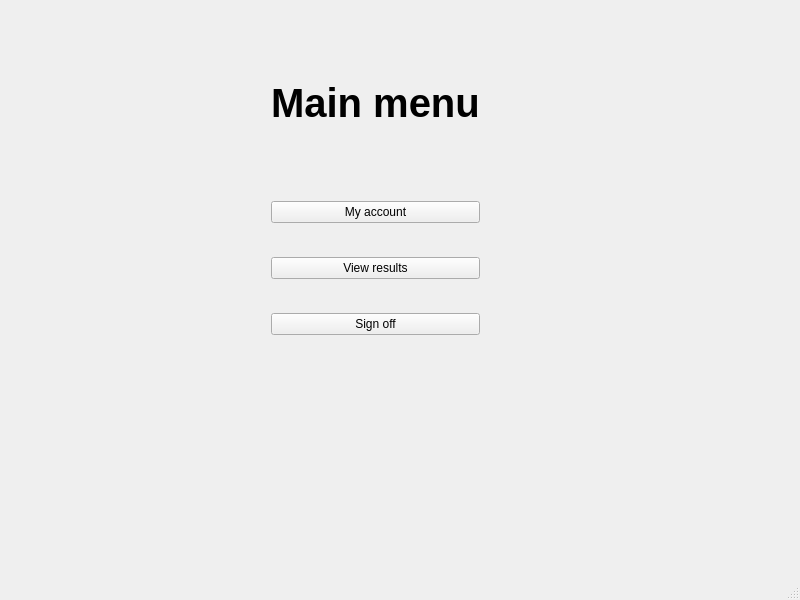
This is ui/patientmenu.ui in VojtaDC/FINAL_COVID_PROJECT as Qt 5 draws it before an edit. The edited form follows.
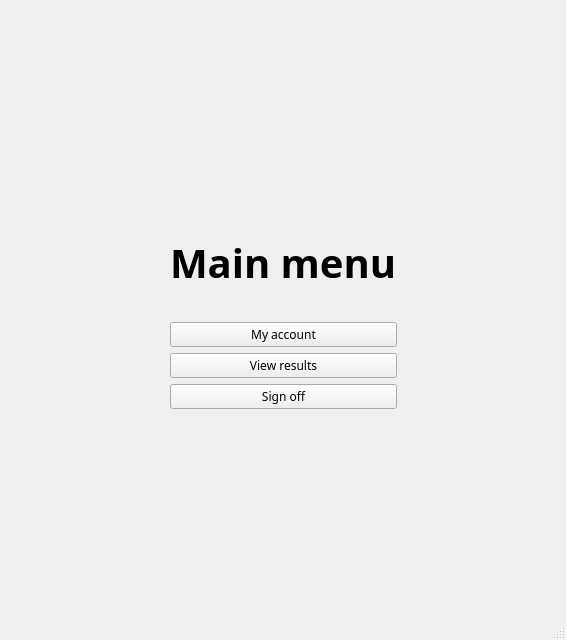
This is the edited form.

Commit message: Version 1.0 - Patient list & account info, new font, adjusted layout

What changed in the file:
```diff
--- a/ui/patientmenu.ui
+++ b/ui/patientmenu.ui
@@ -6,41 +6,23 @@
    <rect>
     <x>0</x>
     <y>0</y>
-    <width>800</width>
-    <height>600</height>
+    <width>566</width>
+    <height>640</height>
    </rect>
   </property>
+  <property name="maximumSize">
+   <size>
+    <width>10000</width>
+    <height>10000</height>
+   </size>
+  </property>
   <property name="windowTitle">
    <string>MainWindow</string>
   </property>
   <widget class="QWidget" name="centralwidget">
-   <widget class="QWidget" name="layoutWidget">
-    <property name="geometry">
-     <rect>
-      <x>12</x>
-      <y>10</y>
-      <width>756</width>
-      <height>533</height>
-     </rect>
-    </property>
-    <layout class="QGridLayout" name="gridLayout">
-     <item row="0" column="0">
-      <spacer name="horizontalSpacer">
-       <property name="orientation">
-        <enum>Qt::Horizontal</enum>
-       </property>
-       <property name="sizeHint" stdset="0">
-        <size>
-         <width>228</width>
-         <height>20</height>
-        </size>
-       </property>
-      </spacer>
-     </item>
+   <layout class="QGridLayout" name="gridLayout_2">
      <item row="0" column="1">
-      <layout class="QVBoxLayout" name="verticalLayout_2">
-       <item>
-        <spacer name="verticalSpacer_5">
+     <spacer name="verticalSpacer_2">
          <property name="orientation">
           <enum>Qt::Vertical</enum>
          </property>
@@ -52,10 +34,49 @@
          </property>
         </spacer>
        </item>
-       <item>
+    <item row="1" column="1">
+     <layout class="QGridLayout" name="gridLayout" rowstretch="1,0,0,0" columnstretch="0">
+      <item row="3" column="0">
+       <widget class="QPushButton" name="signoffButton">
+        <property name="font">
+         <font>
+          <family>Menlo</family>
+         </font>
+        </property>
+        <property name="text">
+         <string>Sign off</string>
+        </property>
+       </widget>
+      </item>
+      <item row="2" column="0">
+       <widget class="QPushButton" name="resultsButton">
+        <property name="font">
+         <font>
+          <family>Menlo</family>
+         </font>
+        </property>
+        <property name="text">
+         <string>View results</string>
+        </property>
+       </widget>
+      </item>
+      <item row="1" column="0">
+       <widget class="QPushButton" name="accountButton">
+        <property name="font">
+         <font>
+          <family>Menlo</family>
+         </font>
+        </property>
+        <property name="text">
+         <string>My account</string>
+        </property>
+       </widget>
+      </item>
+      <item row="0" column="0">
         <widget class="QLabel" name="title">
          <property name="font">
           <font>
+          <family>Menlo</family>
            <pointsize>30</pointsize>
            <weight>75</weight>
            <bold>true</bold>
@@ -66,29 +87,22 @@
          </property>
         </widget>
        </item>
-       <item>
-        <spacer name="verticalSpacer_4">
+     </layout>
+    </item>
+    <item row="1" column="0">
+     <spacer name="horizontalSpacer">
          <property name="orientation">
-          <enum>Qt::Vertical</enum>
+       <enum>Qt::Horizontal</enum>
          </property>
          <property name="sizeHint" stdset="0">
           <size>
-           <width>20</width>
-           <height>58</height>
+        <width>40</width>
+        <height>20</height>
           </size>
          </property>
         </spacer>
        </item>
-       <item>
-        <layout class="QVBoxLayout" name="verticalLayout">
-         <item>
-          <widget class="QPushButton" name="accountButton">
-           <property name="text">
-            <string>My account</string>
-           </property>
-          </widget>
-         </item>
-         <item>
+    <item row="2" column="1">
           <spacer name="verticalSpacer">
            <property name="orientation">
             <enum>Qt::Vertical</enum>
@@ -96,70 +110,25 @@
            <property name="sizeHint" stdset="0">
             <size>
              <width>20</width>
-             <height>28</height>
+        <height>40</height>
             </size>
            </property>
           </spacer>
          </item>
-         <item>
-          <widget class="QPushButton" name="resultsButton">
-           <property name="text">
-            <string>View results</string>
-           </property>
-          </widget>
-         </item>
-         <item>
-          <spacer name="verticalSpacer_2">
-           <property name="orientation">
-            <enum>Qt::Vertical</enum>
-           </property>
-           <property name="sizeHint" stdset="0">
-            <size>
-             <width>20</width>
-             <height>28</height>
-            </size>
-           </property>
-          </spacer>
-         </item>
-         <item>
-          <widget class="QPushButton" name="signoffButton">
-           <property name="text">
-            <string>Sign off</string>
-           </property>
-          </widget>
-         </item>
-        </layout>
-       </item>
-       <item>
-        <spacer name="verticalSpacer_3">
-         <property name="orientation">
-          <enum>Qt::Vertical</enum>
-         </property>
-         <property name="sizeHint" stdset="0">
-          <size>
-           <width>20</width>
-           <height>208</height>
-          </size>
-         </property>
-        </spacer>
-       </item>
-      </layout>
-     </item>
-     <item row="0" column="2">
+    <item row="1" column="2">
       <spacer name="horizontalSpacer_2">
        <property name="orientation">
         <enum>Qt::Horizontal</enum>
        </property>
        <property name="sizeHint" stdset="0">
         <size>
-         <width>288</width>
+        <width>40</width>
          <height>20</height>
         </size>
        </property>
       </spacer>
      </item>
     </layout>
-   </widget>
   </widget>
   <widget class="QMenuBar" name="menubar">
    <property name="geometry">
```
Left out of the diff: 4 changed lines with no effect on the pictures. Lines whose indentation alone changed are shown as unchanged. The commit also changes 33 other files.
